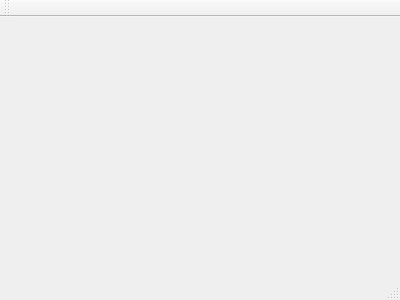
The window that ConverterWindow.ui (ElodieSouton/Converter) describes before a commit, drawn with Qt 5.
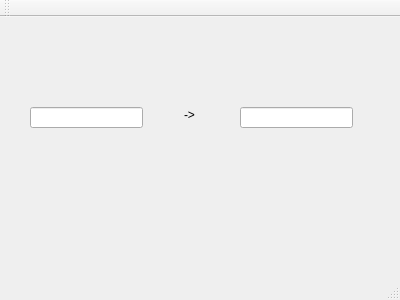
The same window after the commit.

Commit message: simple bitcoin converter

What changed in the file:
```diff
--- a/ConverterWindow.ui
+++ b/ConverterWindow.ui
@@ -12,13 +12,65 @@
   <property name="windowTitle" >
    <string>ConverterWindow</string>
   </property>
-  <widget class="QMenuBar" name="menuBar" />
-  <widget class="QToolBar" name="mainToolBar" />
-  <widget class="QWidget" name="centralWidget" />
-  <widget class="QStatusBar" name="statusBar" />
+  <widget class="QWidget" name="centralWidget">
+   <widget class="QLineEdit" name="euroValueLineEdit">
+    <property name="geometry">
+     <rect>
+      <x>30</x>
+      <y>90</y>
+      <width>113</width>
+      <height>21</height>
+     </rect>
+    </property>
+   </widget>
+   <widget class="QLineEdit" name="bitcoinValueLineEdit">
+    <property name="geometry">
+     <rect>
+      <x>240</x>
+      <y>90</y>
+      <width>113</width>
+      <height>21</height>
+     </rect>
+    </property>
+   </widget>
+   <widget class="QLabel" name="label">
+    <property name="geometry">
+     <rect>
+      <x>160</x>
+      <y>90</y>
+      <width>59</width>
+      <height>16</height>
+     </rect>
+    </property>
+    <property name="text">
+     <string>-&gt;</string>
+    </property>
+    <property name="alignment">
+     <set>Qt::AlignCenter</set>
+    </property>
+   </widget>
+  </widget>
+  <widget class="QMenuBar" name="menuBar">
+   <property name="geometry">
+    <rect>
+     <x>0</x>
+     <y>0</y>
+     <width>400</width>
+     <height>22</height>
+    </rect>
+   </property>
+  </widget>
+  <widget class="QToolBar" name="mainToolBar">
+   <attribute name="toolBarArea">
+    <enum>TopToolBarArea</enum>
+   </attribute>
+   <attribute name="toolBarBreak">
+    <bool>false</bool>
+   </attribute>
+  </widget>
+  <widget class="QStatusBar" name="statusBar"/>
  </widget>
- <layoutDefault spacing="6" margin="11" />
- <pixmapfunction></pixmapfunction>
+ <layoutdefault spacing="6" margin="11"/>
  <resources/>
  <connections/>
 </ui>
```
Left out of the diff: 7 changed lines with no effect on the pictures. The commit also changes 20 other files.
